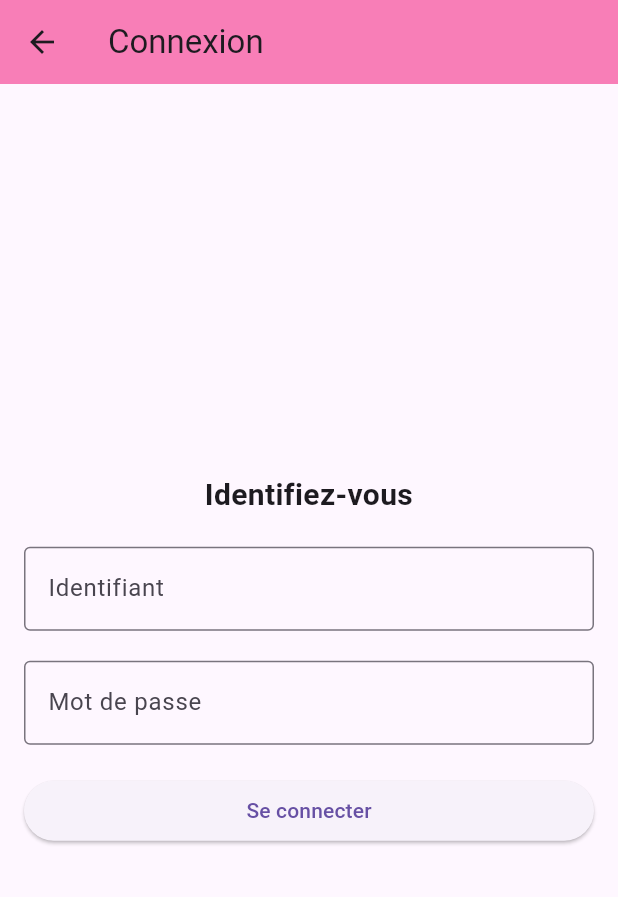
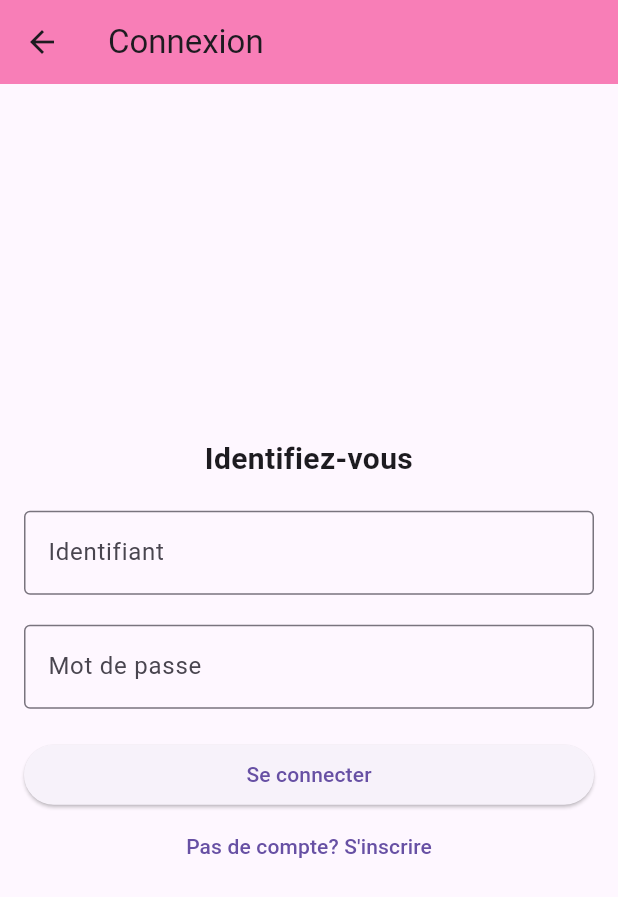
Before and after one commit to schalckens/my_first_app, a Flutter app: the ConnexionPage screen opened directly, after a tap on "Se connecter", on a phone screen of 412 x 824 dp. Shown: the top 897 px of the screen. Run offline on Flutter 3.47's test engine with Material 3 defaults, Android fonts, the phone set to English and light mode, and no system bars; missing offline and left inert: qr_code_scanner; network calls fail.

Commit message:
connexion OK et session debut

```diff
--- /dev/null
+++ b/devtools_options.yaml
@@ -0,0 +1 @@
+extensions:
--- a/lib/views/connexion_page.dart
+++ b/lib/views/connexion_page.dart
@@ -1,4 +1,7 @@
 import 'package:flutter/material.dart';
+import 'package:provider/provider.dart';
+import '../auth.dart';
+import '../main.dart';
 
 class ConnexionPage extends StatefulWidget {
   @override
@@ -8,54 +11,62 @@ class ConnexionPage extends StatefulWidget {
 class _ConnexionPageState extends State<ConnexionPage> {
   final TextEditingController _usernameController = TextEditingController();
   final TextEditingController _passwordController = TextEditingController();
+  bool _isLogin = true;
+
+  void _toggleFormType() {
+    setState(() {
+      _isLogin = !_isLogin;
+    });
+  }
 
   void _login() {
-    // Données en dur pour la connexion
     String username = _usernameController.text;
     String password = _passwordController.text;
 
     if (username == 'superuser' && password == 'admin') {
-      // Succès de la connexion
-      print('Connexion réussie');
+      Provider.of<Auth>(context, listen: false).login();
     } else {
-      // Échec de la connexion
       print('Identifiant ou mot de passe incorrect');
     }
+  }
 
-    // Commentaires pour la future implémentation de la connexion via API
-    // Future<void> _loginWithAPI() async {
-    //   final response = await http.post(
-    //     Uri.parse('https://api.example.com/login'),
-    //     body: json.encode({
-    //       'username': username,
-    //       'password': password,
-    //     }),
-    //     headers: {'Content-Type': 'application/json'},
-    //   );
+  void _signup() {
+    Provider.of<Auth>(context, listen: false).signup();
+  }
 
-    //   if (response.statusCode == 200) {
-    //     print('Connexion réussie');
-    //   } else {
-    //     print('Échec de la connexion');
-    //   }
-    // }
+  void _logout() {
+    Provider.of<Auth>(context, listen: false).logout();
+    // Réinitialisez l'index sélectionné après la déconnexion
+    Navigator.of(context).pushAndRemoveUntil(
+      MaterialPageRoute(builder: (context) => MyHomePage()),
+          (Route<dynamic> route) => false,
+    );
   }
 
   @override
   Widget build(BuildContext context) {
+    final auth = Provider.of<Auth>(context);
+
     return Scaffold(
       appBar: AppBar(
-        title: const Text('Connexion'),
+        title: Text(auth.isAuthenticated ? 'Déconnexion' : (_isLogin ? 'Connexion' : 'Inscription')),
         backgroundColor: const Color.fromARGB(249, 248, 123, 181),
       ),
       body: Padding(
         padding: const EdgeInsets.all(16.0),
-        child: Column(
+        child: auth.isAuthenticated
+            ? Center(
+          child: ElevatedButton(
+            onPressed: _logout,
+            child: Text('Se déconnecter'),
+          ),
+        )
+            : Column(
           mainAxisAlignment: MainAxisAlignment.center,
           crossAxisAlignment: CrossAxisAlignment.stretch,
           children: [
             Text(
-              'Identifiez-vous',
+              _isLogin ? 'Identifiez-vous' : 'Créez un compte',
               style: TextStyle(fontSize: 20, fontWeight: FontWeight.bold),
               textAlign: TextAlign.center,
             ),
@@ -78,8 +89,16 @@ class _ConnexionPageState extends State<ConnexionPage> {
             ),
             SizedBox(height: 20),
             ElevatedButton(
-              onPressed: _login,
-              child: Text('Se connecter'),
+              onPressed: _isLogin ? _login : _signup,
+              child: Text(_isLogin ? 'Se connecter' : 'S\'inscrire'),
+            ),
+            TextButton(
+              onPressed: _toggleFormType,
+              child: Text(
+                _isLogin
+                    ? 'Pas de compte? S\'inscrire'
+                    : 'Déjà un compte? Se connecter',
+              ),
             ),
           ],
         ),
--- a/pubspec.yaml
+++ b/pubspec.yaml
@@ -38,6 +38,7 @@ dependencies:
   qr_code_scanner: ^1.0.1
   http: ^0.13.3
   flutter_spinkit: ^5.0.0
+  provider: ^6.0.0
 
 dev_dependencies:
   flutter_test:
```
Also changed, not shown: lib/auth.dart (+19 -1 lines), lib/main.dart (+46 -12 lines), lib/views/session_page.dart (added, +64 -0 lines), pubspec.lock.
